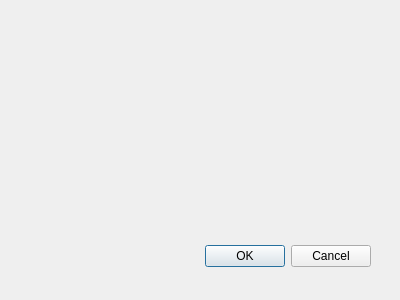
This is gameover.ui in Jenway/gomoku as Qt 5 draws it before an edit. The edited form follows.
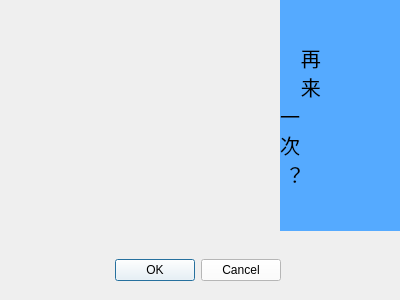
This is the edited form. Icons and pictures are not drawn.

Diff of the .ui file:
```diff
--- a/gameover.ui
+++ b/gameover.ui
@@ -15,15 +15,27 @@
   <property name="windowTitle">
    <string>Dialog</string>
   </property>
-  <widget name="buttonBox" class="QDialogButtonBox">
+  <property name="styleSheet">
+   <string notr="true">background-image: url(:/image/icon/miku1.gif);</string>
+  </property>
+  <widget class="QDialogButtonBox" name="buttonBox">
    <property name="geometry">
     <rect>
-     <x>30</x>
+     <x>100</x>
      <y>240</y>
-     <width>341</width>
-     <height>32</height>
+     <width>181</width>
+     <height>61</height>
     </rect>
    </property>
+   <property name="maximumSize">
+    <size>
+     <width>181</width>
+     <height>61</height>
+    </size>
+   </property>
+   <property name="styleSheet">
+    <string notr="true">background-color: rgb(255, 255, 255);</string>
+   </property>
    <property name="orientation">
     <enum>Qt::Horizontal</enum>
    </property>
@@ -31,6 +43,36 @@
     <set>QDialogButtonBox::Cancel|QDialogButtonBox::Ok</set>
    </property>
   </widget>
+  <widget class="QLabel" name="label">
+   <property name="geometry">
+    <rect>
+     <x>280</x>
+     <y>0</y>
+     <width>121</width>
+     <height>231</height>
+    </rect>
+   </property>
+   <property name="font">
+    <font>
+     <family>华康宋体W12(P)</family>
+     <pointsize>15</pointsize>
+     <weight>50</weight>
+     <italic>false</italic>
+     <bold>false</bold>
+    </font>
+   </property>
+   <property name="styleSheet">
+    <string notr="true">font: 15pt &quot;华康宋体W12(P)&quot;;
+background-color: rgb(85, 170, 255);</string>
+   </property>
+   <property name="text">
+    <string>    再
+    来
+一
+次
+ ？</string>
+   </property>
+  </widget>
  </widget>
  <pixmapfunction/>
  <resources/>
```
Left out of the diff: 11 changed lines with no effect on the pictures.
